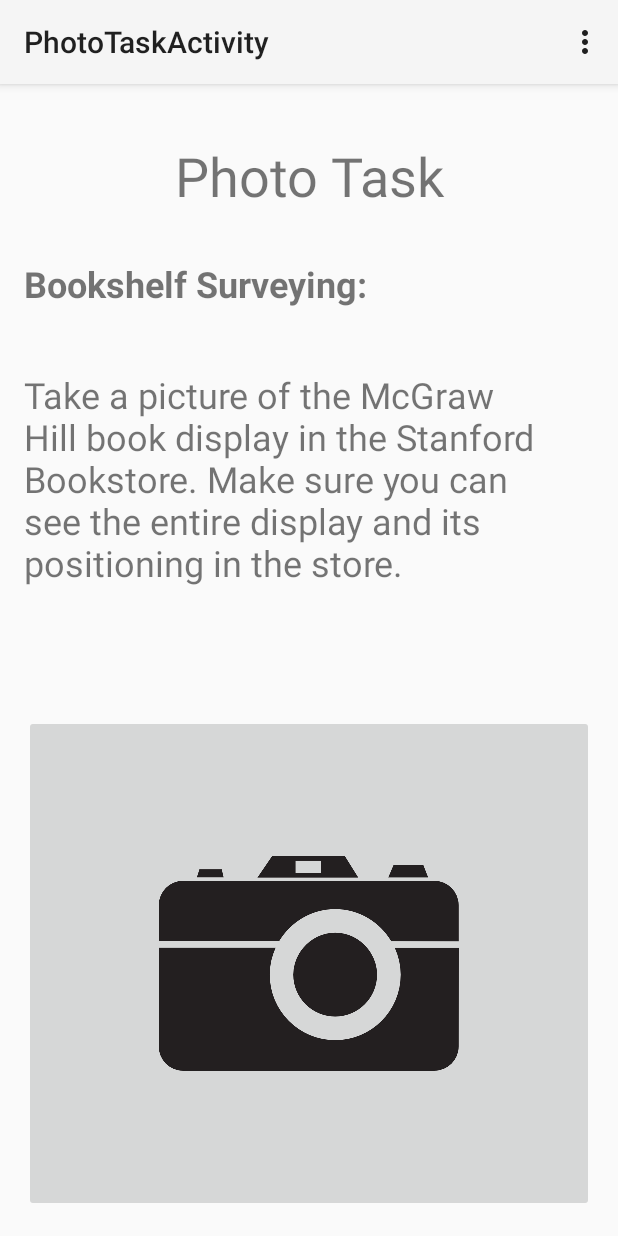
After one commit to JohnYangSam/mwork-android, an Android app: the PhotoTaskActivity screen opened directly, with no data from a screen before it, on a phone screen of 412 x 824 dp. The commit adds this screen. Run offline under Robolectric (Android 15) with nearby library versions, the phone set to English and light mode, and no system bars.

Commit message:
photos half working

```diff
--- /dev/null
+++ b/app/src/main/java/com/siliconvalleyinsight/mwork/activities/PhotoTaskActivity.java
@@ -0,0 +1,121 @@
+package com.siliconvalleyinsight.mwork.activities;
+
+import android.app.Activity;
+import android.content.Intent;
+import android.graphics.Bitmap;
+import android.graphics.BitmapFactory;
+import android.net.Uri;
+import android.os.Bundle;
+import android.os.Environment;
+import android.provider.MediaStore;
+import android.util.Log;
+import android.view.Menu;
+import android.view.MenuItem;
+import android.view.View;
+import android.widget.Button;
+import android.widget.ImageButton;
+import java.util.Date;
+
+import com.siliconvalleyinsight.mwork.R;
+
+import java.io.File;
+import java.io.IOException;
+import java.text.SimpleDateFormat;
+
+public class PhotoTaskActivity extends Activity {
+
+    @Override
+    protected void onCreate(Bundle savedInstanceState) {
+        super.onCreate(savedInstanceState);
+        setContentView(R.layout.activity_photo_task);
+
+        ImageButton mTakePhotoButton = (ImageButton) findViewById(R.id.take_photo_button);
+        mTakePhotoButton.setOnClickListener(new View.OnClickListener() {
+            @Override
+            public void onClick(View v) {
+                dispatchTakePictureIntent();
+            }
+        });
+    }
+
+    @Override
+    protected void onStart() {
+        super.onStart();
+
+        // Handle photos after a photo has been taken
+    }
+
+    // The path to the last photo taken or handled by this app
+    String mCurrentPhotoPath;
+
+    @Override
+    protected void onActivityResult(int requestCode, int resultCode, Intent data) {
+        if (requestCode == REQUEST_TAKE_PHOTO && resultCode == RESULT_OK) {
+            Bitmap thumbnail = BitmapFactory.decodeFile((new File(mCurrentPhotoPath)).getAbsolutePath());
+            ImageButton takePhotoButton = (ImageButton) findViewById(R.id.take_photo_button) ;
+            takePhotoButton.setImageBitmap(thumbnail);
+        }
+    }
+
+    static final int REQUEST_TAKE_PHOTO = 1;
+
+    private void dispatchTakePictureIntent() {
+        Intent takePictureIntent = new Intent(MediaStore.ACTION_IMAGE_CAPTURE);
+        // Ensure that there's a camera activity to handle the intent
+        if (takePictureIntent.resolveActivity(getPackageManager()) != null) {
+            // Create the File where the photo should go
+            File photoFile = null;
+            try {
+                photoFile = createImageFile();
+            } catch (IOException ex) {
+                // Error occurred while creating the File
+            }
+            // Continue only if the File was successfully created
+            if (photoFile != null) {
+                takePictureIntent.putExtra(MediaStore.EXTRA_OUTPUT,
+                        Uri.fromFile(photoFile));
+                startActivityForResult(takePictureIntent, REQUEST_TAKE_PHOTO);
+            }
+        }
+    }
+
+    private File createImageFile() throws IOException {
+        // Create an image file name
+        String timeStamp = new SimpleDateFormat("yyyyMMdd_HHmmss").format(new Date());
+        String imageFileName = "JPEG_" + timeStamp + "_";
+        File storageDir = Environment.getExternalStoragePublicDirectory(
+                Environment.DIRECTORY_PICTURES);
+        File image = File.createTempFile(
+                imageFileName,  /* prefix */
+                ".jpg",         /* suffix */
+                storageDir      /* directory */
+        );
+
+        // Save a file: path for use with ACTION_VIEW intents
+        mCurrentPhotoPath = "file:" + image.getAbsolutePath();
+        return image;
+    }
+
+
+    @Override
+    public boolean onCreateOptionsMenu(Menu menu) {
+        // Inflate the menu; this adds items to the action bar if it is present.
+        getMenuInflater().inflate(R.menu.menu_photo_task, menu);
+        return true;
+    }
+
+    @Override
+    public boolean onOptionsItemSelected(MenuItem item) {
+        // Handle action bar item clicks here. The action bar will
+        // automatically handle clicks on the Home/Up button, so long
+        // as you specify a parent activity in AndroidManifest.xml.
+        int id = item.getItemId();
+
+        //noinspection SimplifiableIfStatement
+        if (id == R.id.action_settings) {
+            return true;
+        }
+
+        return super.onOptionsItemSelected(item);
+    }
+}
--- /dev/null
+++ b/app/src/main/res/layout/activity_photo_task.xml
@@ -0,0 +1,61 @@
+<RelativeLayout xmlns:android="http://schemas.android.com/apk/res/android"
+    xmlns:tools="http://schemas.android.com/tools" android:layout_width="match_parent"
+    android:layout_height="match_parent" android:paddingLeft="@dimen/activity_horizontal_margin"
+    android:paddingRight="@dimen/activity_horizontal_margin"
+    android:paddingTop="@dimen/activity_vertical_margin"
+    android:paddingBottom="@dimen/activity_vertical_margin"
+    tools:context="com.siliconvalleyinsight.mwork.activities.PhotoTaskActivity">
+
+    <LinearLayout
+        android:orientation="vertical"
+        android:layout_width="fill_parent"
+        android:layout_height="fill_parent"
+        android:layout_alignParentTop="true">
+
+        <TextView
+            android:layout_marginBottom="5dp"
+            android:layout_width="match_parent"
+            android:layout_height="wrap_content"
+            android:id="@+id/photo_task_title"
+            android:layout_gravity="center_horizontal"
+            android:layout_weight="1"
+            android:textSize="36sp"
+            android:gravity="center"
+            android:text="Photo Task"/>
+
+        <TextView
+            android:layout_marginTop="5dp"
+            android:layout_width="match_parent"
+            android:layout_height="wrap_content"
+            android:id="@+id/photo_task_subtitle"
+            android:layout_gravity="center_horizontal"
+            android:layout_weight="1"
+            android:textStyle="bold"
+            android:textSize="24sp"
+            android:text="Bookshelf Surveying:"/>
+
+        <TextView
+            android:layout_width="match_parent"
+            android:layout_height="wrap_content"
+            android:id="@+id/photo_task_explanation"
+            android:layout_gravity="center_horizontal"
+            android:layout_weight="1"
+            android:textSize="24sp"
+            android:text="Take a picture of the McGraw Hill book display in the Stanford Bookstore. Make sure you can see the entire display and its positioning in the store."/>
+
+        <View
+            android:layout_width="match_parent"
+            android:layout_height="2dp"
+            android:layout_weight="1" />
+
+        <ImageButton
+            android:layout_width="match_parent"
+            android:layout_height="wrap_content"
+            android:id="@+id/take_photo_button"
+            android:layout_gravity="center_horizontal"
+            android:layout_weight="4"
+            android:src="@drawable/camera_icon_hi"/>
+
+    </LinearLayout>
+
+</RelativeLayout>
--- /dev/null
+++ b/app/src/main/res/menu/menu_photo_task.xml
@@ -0,0 +1,7 @@
+<menu xmlns:android="http://schemas.android.com/apk/res/android"
+    xmlns:app="http://schemas.android.com/apk/res-auto"
+    xmlns:tools="http://schemas.android.com/tools"
+    tools:context="com.siliconvalleyinsight.mwork.activities.PhotoTaskActivity">
+    <item android:id="@+id/action_settings" android:title="@string/action_settings"
+        android:orderInCategory="100" app:showAsAction="never" />
+</menu>
--- a/app/src/main/res/values/strings.xml
+++ b/app/src/main/res/values/strings.xml
@@ -30,7 +30,7 @@
     <string-array name="languages_array">
         <item>English</item>
     </string-array>
-    // Simulated database for dog test pictures    <string-array name="dog_test_imgs">
+    // Simulated database for dog test pictures        <string-array name="dog_test_imgs">
         <item>@drawable/dog_test_1</item>
         <item>@drawable/dog_test_2</item>
         <item>@drawable/dog_test_3</item>
@@ -62,5 +62,6 @@
     </string-array>
 
     <string name="title_activity_secluded_task_activity_base">SecludedTaskActivityBase</string>
+    <string name="title_activity_photo_task">PhotoTaskActivity</string>
 
 </resources>
```
Also changed, not shown: app/src/main/AndroidManifest.xml (+7 -3 lines), app/src/main/java/com/siliconvalleyinsight/mwork/fragments/FragmentTaskSelectionTab.java (+4 -3 lines), app/src/main/res/drawable-xxhdpi/camera_icon_hi.png (added).
